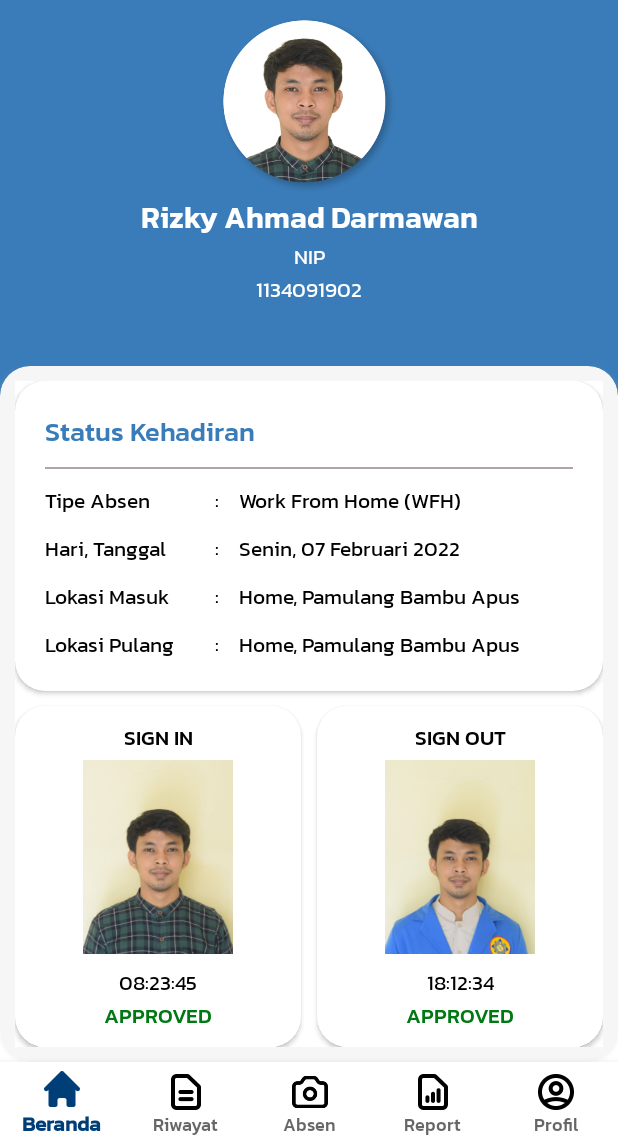
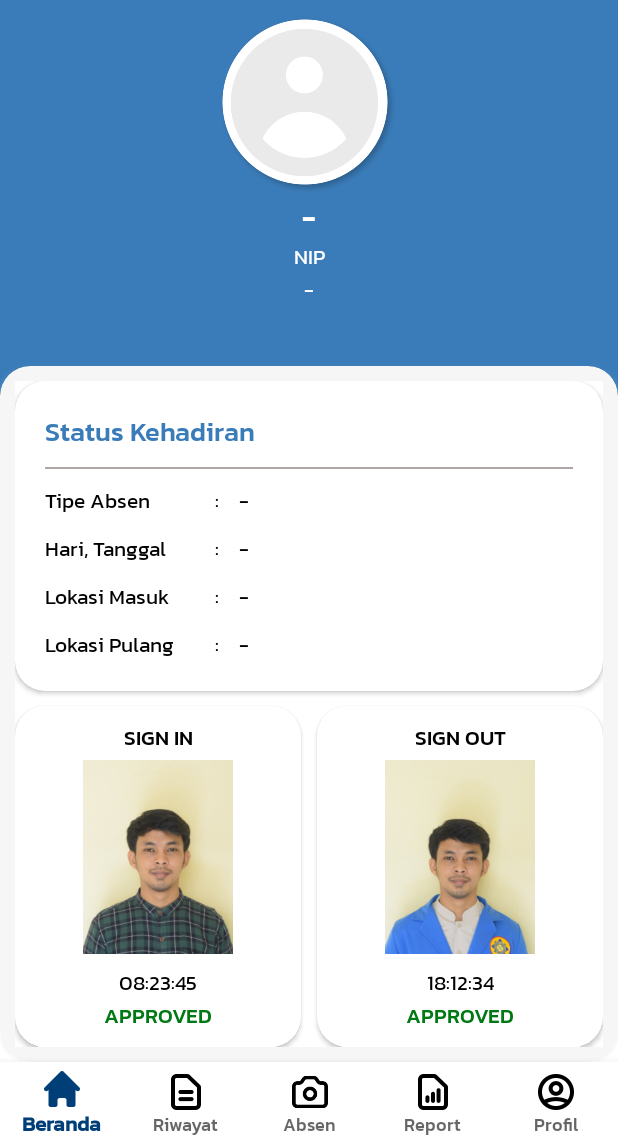
Before and after one commit to kuliahmed/techpolitan, an Android app: the HomeFragment screen opened directly, with no data from a screen before it, on a phone screen of 412 x 824 dp, the part 90-1236 px from its top. Run offline under Robolectric (Android 15) with nearby library versions, the phone set to English and light mode, and no system bars; our stand-ins replace CircleImageView, Volley; libraries missing offline, so code that uses them is left out: com.faltenreich.skeletonlayout; network calls fail; pictures from the network do not load; 2 statements that could not run were skipped.

Commit message:
adjustment status home

```diff
--- a/app/src/main/java/com/ahmad/techpolitan/HistoryFragment.java
+++ b/app/src/main/java/com/ahmad/techpolitan/HistoryFragment.java
@@ -127,7 +127,7 @@ public class HistoryFragment extends Fragment {
                         String timeSignIn = object.getString("jam_masuk");
                         String timeSignOut = object.getString("jam_pulang");
                         String status = (!timeSignIn.equals("-") && !timeSignOut.equals("")) ? "APPROVED" : "-";
-                        HistoryObject historyObject = new HistoryObject(status, timeSignIn, timeSignOut, object.getString("lokasi_masuk"), object.getString("lokasi_pulang"), object.getString("tipe_absen"), object.getJSONObject("user").getString("nama"), object.getJSONObject("user").getString("nik"), object.getString("tanggal"));
+                        HistoryObject historyObject = new HistoryObject(status, timeSignIn, timeSignOut, object.getString("lokasi_masuk"), object.getString("lokasi_pulang"), object.getString("tipe_absen"), object.getJSONObject("user").getString("nama"), object.getJSONObject("user").getString("nip"), object.getString("tanggal"));
                         historyObjectList.add(historyObject);
                     }
 
--- a/app/src/main/java/com/ahmad/techpolitan/ProfileFragment.java
+++ b/app/src/main/java/com/ahmad/techpolitan/ProfileFragment.java
@@ -9,6 +9,7 @@ import android.util.Log;
 import android.view.LayoutInflater;
 import android.view.View;
 import android.view.ViewGroup;
+import android.widget.ImageView;
 import android.widget.ProgressBar;
 import android.widget.Toast;
 import android.widget.TextView;
@@ -21,6 +22,8 @@ import com.android.volley.Response;
 import com.android.volley.VolleyError;
 import com.android.volley.toolbox.JsonObjectRequest;
 import com.android.volley.toolbox.Volley;
+import com.bumptech.glide.Glide;
+import com.bumptech.glide.request.RequestOptions;
 import com.faltenreich.skeletonlayout.Skeleton;
 import com.faltenreich.skeletonlayout.SkeletonLayoutUtils;
 
@@ -35,7 +38,7 @@ import org.json.JSONObject;
 public class ProfileFragment extends Fragment {
     SharedPreferences sharedpreferences;
     private TextView tvNip;
-    private TextView profile_image;
+    private ImageView profile_image;
     private TextView tvNameProfile;
     private TextView tvJabatan;
     private TextView tvNIK;
@@ -99,6 +102,7 @@ public class ProfileFragment extends Fragment {
 //        tvLoad = view.findViewById(R.id.tvLoad);
 //        tvLoad.setProgress(0);
         tvNameProfile = view.findViewById(R.id.tvNameProfile);
+        profile_image = view.findViewById(R.id.profile_image);
         tvNip = view.findViewById(R.id.tvNip);
         tvJabatan = view.findViewById(R.id.tvJabatan);
         tvNIK = view.findViewById(R.id.tvNIK);
@@ -164,6 +168,13 @@ public class ProfileFragment extends Fragment {
                                 tvStatus.setText(respobject.getString("status"));
                                 tvJabatan.setText(respobject.getString("jabatan"));
 
+                                RequestOptions options = new RequestOptions()
+                                        .centerCrop()
+                                        .placeholder(R.drawable.ic_image_null)
+                                        .error(R.drawable.ic_image_null);
+
+                                Glide.with(getContext()).load(respobject.getString("foto")).apply(options).into(profile_image);
+
                                 skeleton.showOriginal();
 
 //                                Toast.makeText(getApplicationContext(),response.getString("message"),Toast.LENGTH_SHORT).show();
--- a/app/src/main/res/layout/fragment_camera.xml
+++ b/app/src/main/res/layout/fragment_camera.xml
@@ -18,7 +18,7 @@
             android:layout_height="wrap_content"
             android:text="Absensi"
             android:textColor="@color/black"
-            android:textSize="20sp"
+            android:textSize="18sp"
             app:layout_constraintLeft_toLeftOf="parent"
             app:layout_constraintRight_toRightOf="parent"
             app:layout_constraintTop_toTopOf="parent" />
--- a/app/src/main/res/layout/fragment_history.xml
+++ b/app/src/main/res/layout/fragment_history.xml
@@ -19,7 +19,7 @@
             android:layout_height="wrap_content"
             android:text="Riwayat Absensi"
             android:textColor="@color/black"
-            android:textSize="20sp"
+            android:textSize="18sp"
             app:layout_constraintLeft_toLeftOf="parent"
             app:layout_constraintRight_toRightOf="parent"
             app:layout_constraintTop_toTopOf="parent" />
--- a/app/src/main/res/layout/fragment_home.xml
+++ b/app/src/main/res/layout/fragment_home.xml
@@ -35,8 +35,8 @@
             android:layout_width="120dp"
             android:layout_height="120dp"
             android:layout_margin="10dp"
-            android:layout_marginTop="8dp"
-            android:src="@drawable/profile"
+            android:layout_marginTop="5dp"
+            android:src="@drawable/profile_null"
             app:civ_border_color="#FFFFFF"
             app:layout_constraintHorizontal_bias="0.498"
             app:layout_constraintLeft_toLeftOf="parent"
@@ -49,7 +49,7 @@
             android:layout_width="match_parent"
             android:layout_height="wrap_content"
             android:gravity="center"
-            android:text="Rizky Ahmad Darmawan"
+            android:text="-"
             android:textColor="@color/white"
             android:textSize="20sp"
             app:layout_constraintTop_toBottomOf="@id/profile_image" />
@@ -73,7 +73,7 @@
             android:layout_height="wrap_content"
             android:layout_marginBottom="30dp"
             android:gravity="center"
-            android:text="1134091902"
+            android:text="-"
             android:textColor="@color/white"
             android:textSize="14sp"
             app:layout_constraintBottom_toTopOf="@+id/cvFrameHome"
@@ -164,7 +164,7 @@
                             android:layout_margin="10dp"
                             android:layout_marginLeft="8dp"
                             android:layout_marginTop="8dp"
-                            android:text="Work From Home (WFH)"
+                            android:text="-"
                             android:textColor="@color/black"
                             android:textSize="14sp"
                             app:layout_constraintLeft_toRightOf="@id/lbl21"
@@ -200,7 +200,7 @@
                             android:layout_width="wrap_content"
                             android:layout_height="wrap_content"
                             android:layout_margin="10dp"
-                            android:text="Senin, 07 Februari 2022"
+                            android:text="-"
                             android:textColor="@color/black"
                             android:textSize="14sp"
                             app:layout_constraintLeft_toRightOf="@id/lbl21"
@@ -236,7 +236,7 @@
                             android:layout_width="wrap_content"
                             android:layout_height="wrap_content"
                             android:layout_margin="10dp"
-                            android:text="Home, Pamulang Bambu Apus"
+                            android:text="-"
                             android:textColor="@color/black"
                             android:textSize="14sp"
                             app:layout_constraintLeft_toRightOf="@id/lbl41"
@@ -274,7 +274,7 @@
                             android:layout_width="wrap_content"
                             android:layout_height="wrap_content"
                             android:layout_margin="10dp"
-                            android:text="Home, Pamulang Bambu Apus"
+                            android:text="-"
                             android:textColor="@color/black"
                             android:textSize="14sp"
                             app:layout_constraintBottom_toBottomOf="parent"
--- a/app/src/main/res/layout/fragment_report.xml
+++ b/app/src/main/res/layout/fragment_report.xml
@@ -18,7 +18,7 @@
             android:layout_height="wrap_content"
             android:text="Report"
             android:textColor="@color/black"
-            android:textSize="20sp"
+            android:textSize="18sp"
             app:layout_constraintHorizontal_bias="0.498"
             app:layout_constraintLeft_toLeftOf="parent"
             app:layout_constraintRight_toRightOf="parent"
```
Also changed, not shown: app/src/main/res/layout/fragment_profile.xml (+4 -5 lines), app/src/main/res/drawable/ic_image_null.png (added), app/src/main/res/drawable/profile_null.png (added).
